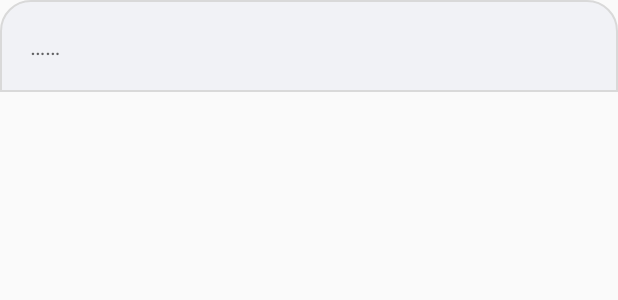
After one commit to Huaguang-XinZhe/Flow-of-Time, an Android app built with Jetpack Compose: the layout layout_input.xml on its own in the app's theme, with its tools: preview values and no code run, on a phone screen of 412 x 824 dp. The commit adds this screen. Shown: the top 300 px of the screen. Run offline under Robolectric (Android 15) with nearby library versions, the phone set to English and light mode, and no system bars.

Commit message:
实现悬浮窗记录…… 存档（还差数据可视化和悬浮滑动触发）

```diff
--- a/app/build.gradle
+++ b/app/build.gradle
@@ -156,6 +156,10 @@ dependencies {
     // 郭神的运行时权限申请库
     implementation 'com.guolindev.permissionx:permissionx:1.7.1'
 
+    // 悬浮窗 FloatingX 库（免权限）
+    implementation 'com.github.Petterpx:FloatingX:1.3.4'
+
+
     testImplementation 'junit:junit:4.13.2'
     androidTestImplementation 'androidx.test.ext:junit:1.1.5'
     androidTestImplementation 'androidx.test.espresso:espresso-core:3.5.1'
--- a/app/src/main/AndroidManifest.xml
+++ b/app/src/main/AndroidManifest.xml
@@ -20,6 +20,8 @@
         android:supportsRtl="true"
         android:theme="@style/Theme.FlowOfTime"
         tools:targetApi="31">
+
+        <service android:name=".FloatingWindowService" />
 
         <activity
             android:name=".MainActivity"
--- /dev/null
+++ b/app/src/main/res/drawable/bg_input.xml
@@ -0,0 +1,9 @@
+<?xml version="1.0" encoding="utf-8"?>
+<shape xmlns:android="http://schemas.android.com/apk/res/android">
+    <corners
+        android:topLeftRadius="20dp"
+        android:topRightRadius="20dp" />
+    <solid android:color="@color/gray_light_bg_input" />
+    <stroke android:color="@color/gray_light_dividing_line"
+        android:width="1dp"/>
+</shape>
--- /dev/null
+++ b/app/src/main/res/drawable/rounded_button.xml
@@ -0,0 +1,5 @@
+<?xml version="1.0" encoding="utf-8"?>
+<shape android:shape="rectangle" xmlns:android="http://schemas.android.com/apk/res/android">
+    <solid android:color="@color/cardview_dark_background"/>
+    <corners android:radius="20dp"/>
+</shape>
--- /dev/null
+++ b/app/src/main/res/layout/layout_input.xml
@@ -0,0 +1,35 @@
+<?xml version="1.0" encoding="utf-8"?>
+<LinearLayout
+    xmlns:android="http://schemas.android.com/apk/res/android"
+    android:layout_width="match_parent"
+    android:layout_height="wrap_content"
+    android:background="@drawable/bg_input"
+    android:orientation="horizontal"
+    android:padding="10dp">
+
+    <EditText
+        android:id="@+id/input"
+        android:layout_width="0dp"
+        android:layout_height="wrap_content"
+        android:layout_weight="1"
+        android:background="@android:color/transparent"
+        android:textSize="15sp"
+        android:hint="……"
+        android:padding="10dp" />
+    <!--EditText 加 padding 高会膨大-->
+
+    <Button
+        android:id="@+id/confirmButton"
+        android:layout_width="wrap_content"
+        android:layout_height="wrap_content"
+        android:minWidth="0dp"
+        android:minHeight="0dp"
+        android:paddingVertical="4dp"
+        android:paddingHorizontal="10dp"
+        android:background="@drawable/rounded_button"
+        android:layout_gravity="center_vertical"
+        android:text="确认"
+        android:visibility="gone"
+        android:textColor="@android:color/white" />
+    <!--用 backgroundTint 高似乎会小一些-->
+</LinearLayout>
--- a/app/src/main/res/values/colors.xml
+++ b/app/src/main/res/values/colors.xml
@@ -12,4 +12,7 @@
     <color name="light_blue_600">#FF039BE5</color>
     <color name="gray_400">#FFBDBDBD</color>
     <color name="gray_600">#FF757575</color>
+<!--    自定义颜色-->
+    <color name="gray_light_bg_input">#f1f2f6</color>
+    <color name="gray_light_dividing_line">#d9d9d9</color>
 </resources>
```
Also changed, not shown: app/src/main/java/com/huaguang/flowoftime/FloatingWindowManager.kt (added, +183 -0 lines), app/src/main/java/com/huaguang/flowoftime/FloatingWindowService.kt (added, +48 -0 lines), app/src/main/java/com/huaguang/flowoftime/MainActivity.kt (+9 -92 lines), app/src/main/java/com/huaguang/flowoftime/di/AppModule.kt (+7 -0 lines), app/src/main/java/com/huaguang/flowoftime/utils/KeyBoardUtils.kt (added, +35 -0 lines).
